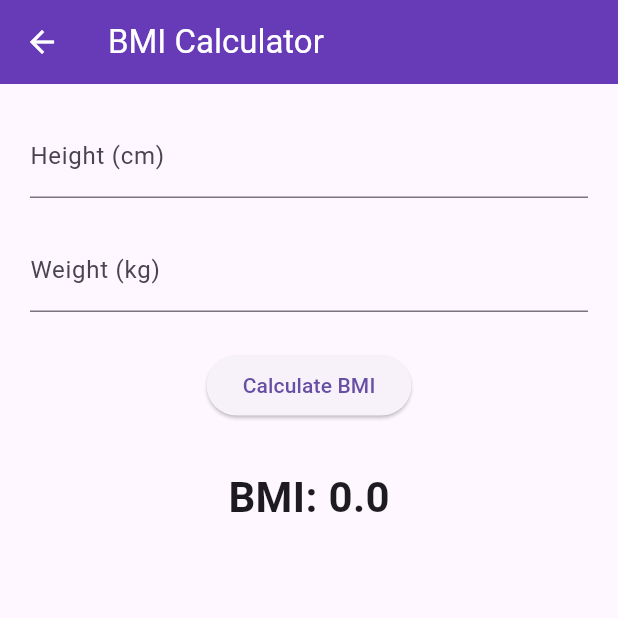
After one commit to Varunreddy364/CampusFit, a Flutter app: the BMIPage screen opened directly, after a tap on "Calculate BMI", on a phone screen of 412 x 824 dp, the top half of it. The commit adds this screen. Run offline on Flutter 3.47's test engine with Material 3 defaults, Android fonts, the phone set to English and light mode, and no system bars; our stand-ins replace firebase_core; accounts and stored records are empty.

Commit message:
added bmi calculator in dashboard for bmi calculations

```diff
--- /dev/null
+++ b/lib/bmi_page.dart
@@ -0,0 +1,95 @@
+import 'package:flutter/material.dart';
+
+class BMIPage extends StatefulWidget {
+  const BMIPage({super.key});
+
+  @override
+  State<BMIPage> createState() => _BMIPageState();
+}
+
+class _BMIPageState extends State<BMIPage> {
+  final TextEditingController heightController = TextEditingController();
+  final TextEditingController weightController = TextEditingController();
+
+  double bmi = 0;
+  String category = "";
+
+  void calculateBMI() {
+    double height = double.tryParse(heightController.text) ?? 0;
+
+    double weight = double.tryParse(weightController.text) ?? 0;
+
+    if (height > 0 && weight > 0) {
+      double h = height / 100;
+      bmi = weight / (h * h);
+
+      if (bmi < 18.5) {
+        category = "Underweight";
+      } else if (bmi < 25) {
+        category = "Normal Weight";
+      } else if (bmi < 30) {
+        category = "Overweight";
+      } else {
+        category = "Obese";
+      }
+
+      setState(() {});
+    }
+  }
+
+  @override
+  Widget build(BuildContext context) {
+    return Scaffold(
+      appBar: AppBar(
+        title: const Text("BMI Calculator"),
+        backgroundColor: Colors.deepPurple,
+        foregroundColor: Colors.white,
+      ),
+      body: Padding(
+        padding: const EdgeInsets.all(20),
+        child: Column(
+          children: [
+            TextField(
+              controller: heightController,
+              keyboardType: TextInputType.number,
+              decoration: const InputDecoration(labelText: "Height (cm)"),
+            ),
+
+            const SizedBox(height: 20),
+
+            TextField(
+              controller: weightController,
+              keyboardType: TextInputType.number,
+              decoration: const InputDecoration(labelText: "Weight (kg)"),
+            ),
+
+            const SizedBox(height: 25),
+
+            ElevatedButton(
+              onPressed: calculateBMI,
+              child: const Text("Calculate BMI"),
+            ),
+
+            const SizedBox(height: 30),
+
+            Text(
+              "BMI: ${bmi.toStringAsFixed(1)}",
+              style: const TextStyle(fontSize: 28, fontWeight: FontWeight.bold),
+            ),
+
+            const SizedBox(height: 10),
+
+            Text(
+              category,
+              style: const TextStyle(
+                fontSize: 22,
+                color: Colors.deepPurple,
+                fontWeight: FontWeight.bold,
+              ),
+            ),
+          ],
+        ),
+      ),
+    );
+  }
+}
--- a/lib/dashboard_page.dart
+++ b/lib/dashboard_page.dart
@@ -1,5 +1,6 @@
 import 'package:flutter/material.dart';
 
+import 'bmi_page.dart';
 import 'profile_page.dart';
 import 'view_profile_page.dart';
 import 'login_page.dart';
@@ -222,6 +223,17 @@ class DashboardPage extends StatelessWidget {
                   ),
 
                   ElevatedButton.icon(
+                    onPressed: () {
+                      Navigator.push(
+                        context,
+                        MaterialPageRoute(builder: (_) => const BMIPage()),
+                      );
+                    },
+                    icon: const Icon(Icons.monitor_weight),
+                    label: const Text("BMI Calculator"),
+                  ),
+
+                  ElevatedButton.icon(
                     onPressed: () {},
                     icon: const Icon(Icons.restaurant),
                     label: const Text("Nutrition"),
```
Also changed, not shown: 1 other file.
